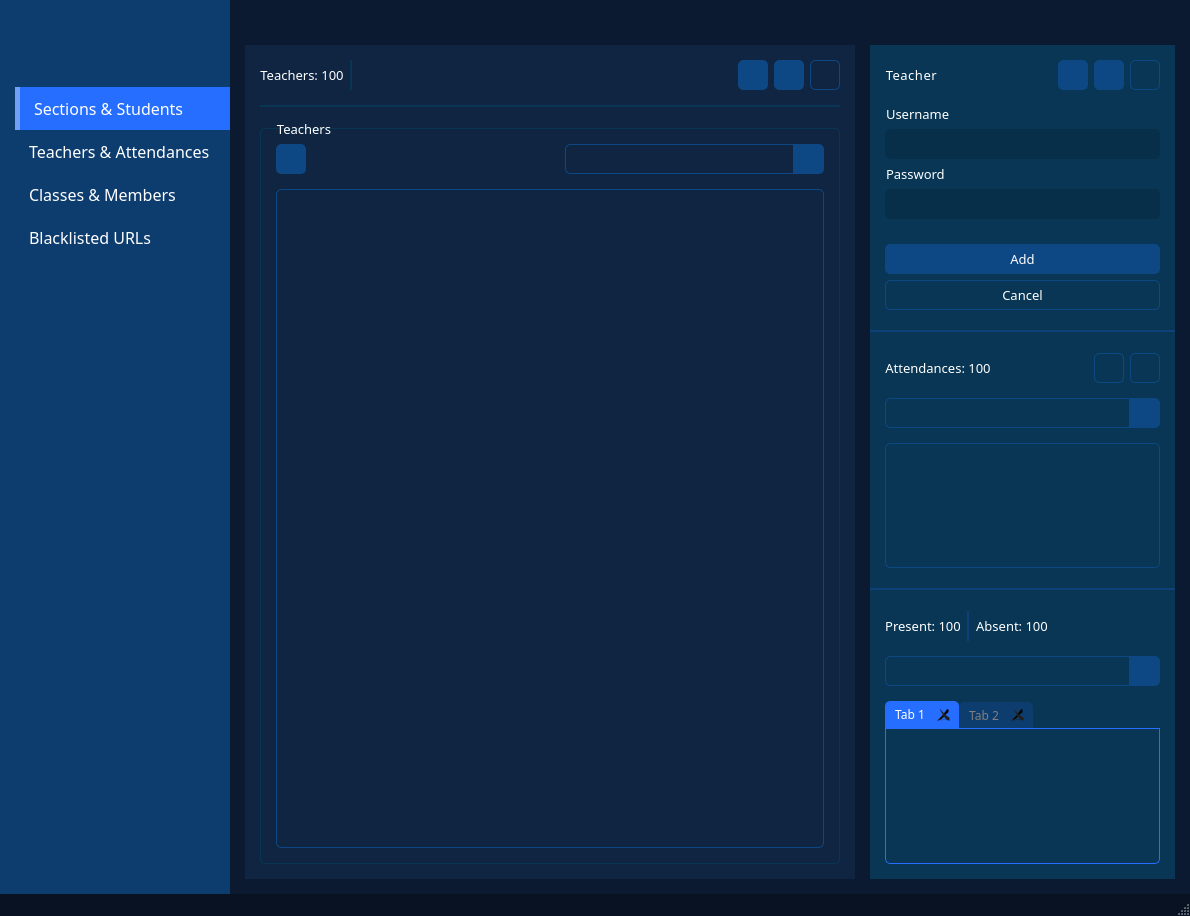
Qt form Admin/Misc/Templates/admin.ui (ZVDCM/Horace) before a commit.
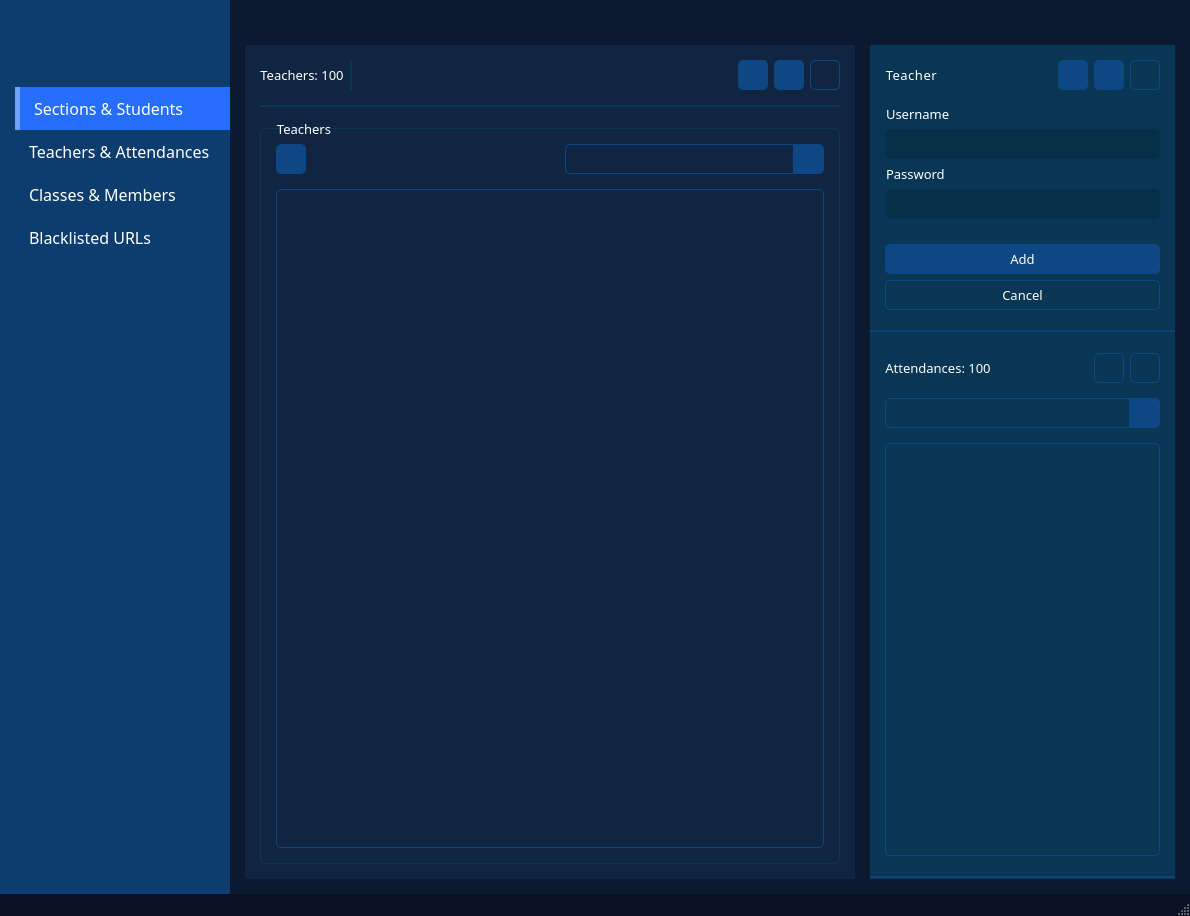
The same form after that commit. The open tabs and pages were chosen to show the change. Icons and pictures are not drawn.

Diff of the .ui file:
```diff
--- a/Admin/Misc/Templates/admin.ui
+++ b/Admin/Misc/Templates/admin.ui
@@ -3767,7 +3767,7 @@
 	margin-bottom: -3px;
 }</string>
                </property>
-               <layout class="QVBoxLayout" name="verticalLayout_40" stretch="0,0,0,0,1">
+               <layout class="QVBoxLayout" name="verticalLayout_40" stretch="0,0,0,0">
                 <property name="spacing">
                  <number>0</number>
                 </property>
@@ -4412,14 +4412,7 @@
                     </layout>
                    </item>
                    <item>
-                    <widget class="QListView" name="lv_attendance">
-                     <property name="maximumSize">
-                      <size>
-                       <width>16777215</width>
-                       <height>125</height>
-                      </size>
-                     </property>
-                    </widget>
+                    <widget class="QListView" name="lv_attendance"/>
                    </item>
                   </layout>
                  </widget>
@@ -4440,256 +4433,6 @@
                   </property>
                  </widget>
                 </item>
-                <item>
-                 <widget class="QWidget" name="w_attendance_student" native="true">
-                  <layout class="QVBoxLayout" name="verticalLayout_20">
-                   <property name="spacing">
-                    <number>15</number>
-                   </property>
-                   <property name="leftMargin">
-                    <number>15</number>
-                   </property>
-                   <property name="topMargin">
-                    <number>20</number>
-                   </property>
-                   <property name="rightMargin">
-                    <number>15</number>
-                   </property>
-                   <property name="bottomMargin">
-                    <number>15</number>
-                   </property>
-                   <item>
-                    <layout class="QHBoxLayout" name="horizontalLayout_19">
-                     <property name="spacing">
-                      <number>6</number>
-                     </property>
-                     <item>
-                      <widget class="QLabel" name="lbl_attendance_present_status">
-                       <property name="sizePolicy">
-                        <sizepolicy hsizetype="Fixed" vsizetype="Preferred">
-                         <horstretch>0</horstretch>
-                         <verstretch>0</verstretch>
-                        </sizepolicy>
-                       </property>
-                       <property name="minimumSize">
-                        <size>
-                         <width>0</width>
-                         <height>30</height>
-                        </size>
-                       </property>
-                       <property name="maximumSize">
-                        <size>
-                         <width>16777215</width>
-                         <height>30</height>
-                        </size>
-                       </property>
-                       <property name="font">
-                        <font>
-                         <family>Barlow</family>
-                         <pointsize>10</pointsize>
-                        </font>
-                       </property>
-                       <property name="styleSheet">
-                        <string notr="true"/>
-                       </property>
-                       <property name="text">
-                        <string>Present: 100</string>
-                       </property>
-                       <property name="alignment">
-                        <set>Qt::AlignCenter</set>
-                       </property>
-                       <property name="indent">
-                        <number>1</number>
-                       </property>
-                      </widget>
-                     </item>
-                     <item>
-                      <widget class="Line" name="line_10">
-                       <property name="styleSheet">
-                        <string notr="true">color: #0e4177;</string>
-                       </property>
-                       <property name="frameShadow">
-                        <enum>QFrame::Plain</enum>
-                       </property>
-                       <property name="lineWidth">
-                        <number>2</number>
-                       </property>
-                       <property name="orientation">
-                        <enum>Qt::Vertical</enum>
-                       </property>
-                      </widget>
-                     </item>
-                     <item>
-                      <widget class="QLabel" name="lbl_attendance_absent_status">
-                       <property name="sizePolicy">
-                        <sizepolicy hsizetype="Fixed" vsizetype="Preferred">
-                         <horstretch>0</horstretch>
-                         <verstretch>0</verstretch>
-                        </sizepolicy>
-                       </property>
-                       <property name="minimumSize">
-                        <size>
-                         <width>0</width>
-                         <height>30</height>
-                        </size>
-                       </property>
-                       <property name="maximumSize">
-                        <size>
-                         <width>16777215</width>
-                         <height>30</height>
-                        </size>
-                       </property>
-                       <property name="font">
-                        <font>
-                         <family>Barlow</family>
-                         <pointsize>10</pointsize>
-                        </font>
-                       </property>
-                       <property name="text">
-                        <string>Absent: 100</string>
-                       </property>
-                       <property name="alignment">
-                        <set>Qt::AlignCenter</set>
-                       </property>
-                       <property name="indent">
-                        <number>1</number>
-                       </property>
-                      </widget>
-                     </item>
-                     <item>
-                      <spacer name="horizontalSpacer_10">
-                       <property name="orientation">
-                        <enum>Qt::Horizontal</enum>
-                       </property>
-                       <property name="sizeHint" stdset="0">
-                        <size>
-                         <width>0</width>
-                         <height>0</height>
-                        </size>
-                       </property>
-                      </spacer>
-                     </item>
-                    </layout>
-                   </item>
-                   <item>
-                    <layout class="QHBoxLayout" name="horizontalLayout_54">
-                     <property name="spacing">
-                      <number>0</number>
-                     </property>
-                     <property name="sizeConstraint">
-                      <enum>QLayout::SetDefaultConstraint</enum>
-                     </property>
-                     <item>
-                      <widget class="QLineEdit" name="txt_search_attendance_student">
-                       <property name="sizePolicy">
-                        <sizepolicy hsizetype="Expanding" vsizetype="Fixed">
-                         <horstretch>0</horstretch>
-                         <verstretch>0</verstretch>
-                        </sizepolicy>
-                       </property>
-                       <property name="minimumSize">
-                        <size>
-                         <width>0</width>
-                         <height>30</height>
-                        </size>
-                       </property>
-                       <property name="font">
-                        <font>
-                         <family>Barlow</family>
-                         <pointsize>10</pointsize>
-                        </font>
-                       </property>
-                       <property name="styleSheet">
-                        <string notr="true">border-radius: none;
-border-top-left-radius: 5px;
-border-bottom-left-radius: 5px;</string>
-                       </property>
-                      </widget>
-                     </item>
-                     <item>
-                      <widget class="QPushButton" name="btn_search_attendance_student">
-                       <property name="sizePolicy">
-                        <sizepolicy hsizetype="Fixed" vsizetype="Fixed">
-                         <horstretch>0</horstretch>
-                         <verstretch>0</verstretch>
-                        </sizepolicy>
-                       </property>
-                       <property name="minimumSize">
-                        <size>
-                         <width>30</width>
-                         <height>30</height>
-                        </size>
-                       </property>
-                       <property name="maximumSize">
-                        <size>
-                         <width>30</width>
-                         <height>30</height>
-                        </size>
-                       </property>
-                       <property name="font">
-                        <font>
-                         <family>Barlow</family>
-                         <pointsize>12</pointsize>
-                         <weight>75</weight>
-                         <bold>true</bold>
-                        </font>
-                       </property>
-                       <property name="cursor">
-                        <cursorShape>PointingHandCursor</cursorShape>
-                       </property>
-                       <property name="styleSheet">
-                        <string notr="true">border-top-right-radius: 5px;
-border-bottom-right-radius: 5px;</string>
-                       </property>
-                       <property name="text">
-                        <string/>
-                       </property>
-                       <property name="icon">
-                        <iconset resource="C:/Users/moral/Desktop/Resources/Resources.qrc">
-                         <normaloff>:/icons/search.png</normaloff>:/icons/search.png</iconset>
-                       </property>
-                       <property name="iconSize">
-                        <size>
-                         <width>18</width>
-                         <height>18</height>
-                        </size>
-                       </property>
-                      </widget>
-                     </item>
-                    </layout>
-                   </item>
-                   <item>
-                    <widget class="QTabWidget" name="tw_attendances">
-                     <property name="styleSheet">
-                      <string notr="true"/>
-                     </property>
-                     <property name="currentIndex">
-                      <number>0</number>
-                     </property>
-                     <property name="tabsClosable">
-                      <bool>true</bool>
-                     </property>
-                     <property name="movable">
-                      <bool>true</bool>
-                     </property>
-                     <property name="tabBarAutoHide">
-                      <bool>false</bool>
-                     </property>
-                     <widget class="QWidget" name="tab">
-                      <attribute name="title">
-                       <string>Tab 1</string>
-                      </attribute>
-                     </widget>
-                     <widget class="QWidget" name="tab_2">
-                      <attribute name="title">
-                       <string>Tab 2</string>
-                      </attribute>
-                     </widget>
-                    </widget>
-                   </item>
-                  </layout>
-                 </widget>
-                </item>
                </layout>
               </widget>
              </item>
```
Left out of the diff: 2 changed lines with no effect on the pictures.
